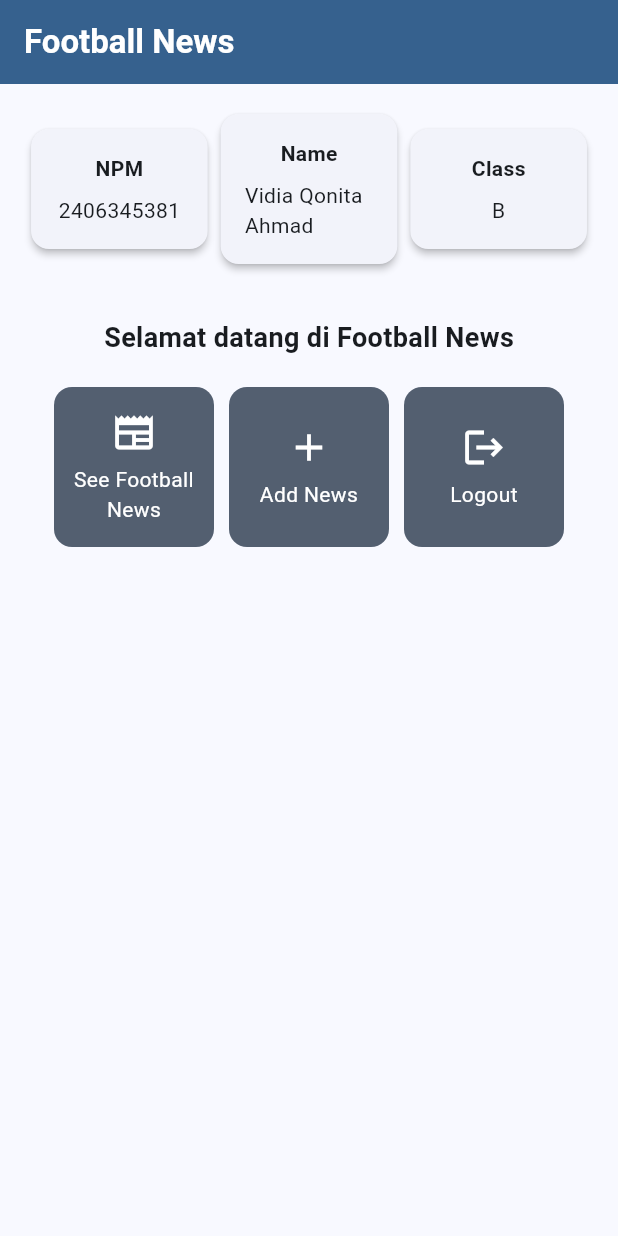
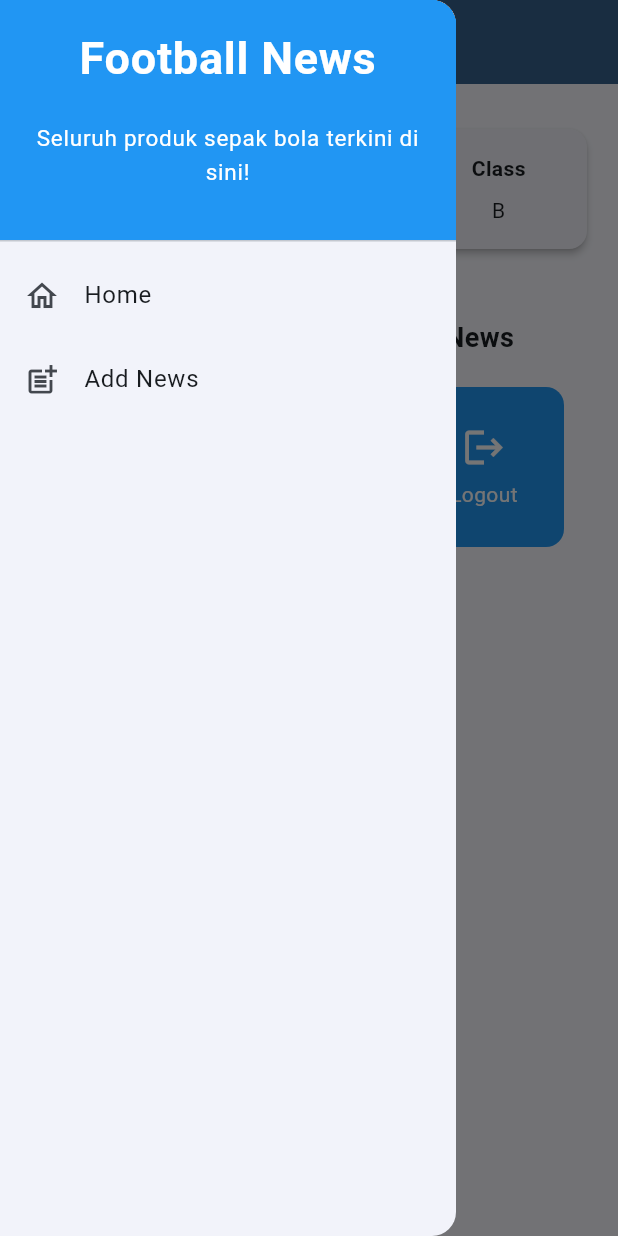
Before and after one commit to vidiaqonita/football-news-mobile, a Flutter app: the screen it shows after launch, with the side drawer open (before the commit the screen has no drawer), on a phone screen of 412 x 824 dp. Run offline on Flutter 3.47's test engine with Material 3 defaults, Android fonts, the phone set to English and light mode, and no system bars.

Commit message:
tutorial 7

```diff
--- a/lib/main.dart
+++ b/lib/main.dart
@@ -1,5 +1,5 @@
 import 'package:flutter/material.dart';
-import 'package:football_news/menu.dart';
+import 'package:football_news/screens/menu.dart';
 void main() {
   runApp(const MyApp());
 }
--- a/lib/menu.dart
+++ b/lib/screens/menu.dart
@@ -1,10 +1,11 @@
 import 'package:flutter/material.dart';
-
+import 'package:football_news/widgets/left_drawer.dart';
+import 'package:football_news/widgets/news_card.dart';
 class ItemHomepage {
- final String name;
- final IconData icon;
-
- ItemHomepage(this.name, this.icon);
+  final String name;
+  final IconData icon;
+  final Color color;
+  ItemHomepage(this.name, this.icon, this.color);
 }
 
 class MyHomePage extends StatelessWidget {
@@ -15,9 +16,9 @@ class MyHomePage extends StatelessWidget {
   final String kelas = "B"; //kelas
 
   final List<ItemHomepage> items = [
-    ItemHomepage("See Football News", Icons.newspaper),
-    ItemHomepage("Add News", Icons.add),
-    ItemHomepage("Logout", Icons.logout),
+    ItemHomepage("See Football News", Icons.newspaper, Colors.blue),
+    ItemHomepage("My News", Icons.add, Colors.blue),
+    ItemHomepage("Logout", Icons.logout, Colors.blue),
   ];
   @override
     Widget build(BuildContext context) {
@@ -36,6 +37,7 @@ class MyHomePage extends StatelessWidget {
         // Warna latar belakang AppBar diambil dari skema warna tema aplikasi.
         backgroundColor: Theme.of(context).colorScheme.primary,
       ),
+      drawer: LeftDrawer(),
       // Body halaman dengan padding di sekelilingnya.
       body: Padding(
         padding: const EdgeInsets.all(16.0),
@@ -99,60 +101,6 @@ class MyHomePage extends StatelessWidget {
   }
 }
 
-class ItemCard extends StatelessWidget {
-  // Menampilkan kartu dengan ikon dan nama.
-
-  final ItemHomepage item;
-
-  const ItemCard(this.item, {super.key});
-
-  @override
-  Widget build(BuildContext context) {
-    return Material(
-      // Menentukan warna latar belakang dari tema aplikasi.
-      color: Theme.of(context).colorScheme.secondary,
-      // Membuat sudut kartu melengkung.
-      borderRadius: BorderRadius.circular(12),
-
-      child: InkWell(
-        // Aksi ketika kartu ditekan.
-        onTap: () {
-          // Menampilkan pesan SnackBar saat kartu ditekan.
-          ScaffoldMessenger.of(context)
-            ..hideCurrentSnackBar()
-            ..showSnackBar(
-              SnackBar(content: Text("Kamu telah menekan tombol ${item.name}!"))
-            );
-        },
-        // Container untuk menyimpan Icon dan Text
-        child: Container(
-          padding: const EdgeInsets.all(8),
-          child: Center(
-            child: Column(
-              // Menyusun ikon dan teks di tengah kartu.
-              mainAxisAlignment: MainAxisAlignment.center,
-              children: [
-                Icon(
-                  item.icon,
-                  color: Colors.white,
-                  size: 30.0,
-                ),
-                const Padding(padding: EdgeInsets.all(3)),
-                Text(
-                  item.name,
-                  textAlign: TextAlign.center,
-                  style: const TextStyle(color: Colors.white),
-                ),
-              ],
-            ),
-          ),
-        ),
-      ),
-    );
-  }
-
-}
-
 class InfoCard extends StatelessWidget {
   // Kartu informasi yang menampilkan title dan content.
 
--- /dev/null
+++ b/lib/widgets/left_drawer.dart
@@ -0,0 +1,75 @@
+import 'package:flutter/material.dart';
+import 'package:football_news/screens/menu.dart';
+import 'package:football_news/screens/newslist_form.dart';
+class LeftDrawer extends StatelessWidget {
+  const LeftDrawer({super.key});
+
+  @override
+  Widget build(BuildContext context) {
+    return Drawer(
+      child: ListView(
+        children: [
+          const DrawerHeader(
+            decoration: BoxDecoration(
+              color: Colors.blue,
+            ),
+            child: Column(
+              children: [
+                Text(
+                  'Football News',
+                  textAlign: TextAlign.center,
+                  style: TextStyle(
+                    fontSize: 30,
+                    fontWeight: FontWeight.bold,
+                    color: Colors.white,
+                  ),
+                ),
+                Padding(padding: EdgeInsets.all(10)),
+                Text(
+                  "Seluruh produk sepak bola terkini di sini!",
+                    // TODO: Tambahkan gaya teks dengan center alignment, font ukuran 15, warna putih, dan weight biasa
+                  textAlign: TextAlign.center,
+                  style: TextStyle(
+                    fontSize: 15,
+                    fontWeight: FontWeight.normal,
+                    color: Colors.white,
+                  ),
+                ),
+              ],
+            ),
+          ),
+          // TODO: Bagian routing
+          ListTile(
+            leading: const Icon(Icons.home_outlined),
+            title: const Text('Home'),
+            // Bagian redirection ke MyHomePage
+            onTap: () {
+              Navigator.pushReplacement(
+                  context,
+                  MaterialPageRoute(
+                    builder: (context) => MyHomePage(),
+                  ));
+            },
+          ),
+          ListTile(
+            leading: const Icon(Icons.post_add),
+            title: const Text('Add News'),
+            // Bagian redirection ke NewsFormPage
+            onTap: () {
+              /*
+              TODO: Buatlah routing ke NewsFormPage di sini,
+              setelah halaman NewsFormPage sudah dibuat.
+              */
+              Navigator.push(
+                context,
+                MaterialPageRoute(
+                  builder: (context) => NewsFormPage(),
+                )
+              );
+            },
+          ),
+        ],
+      ),
+    );
+  }
+}
--- /dev/null
+++ b/lib/widgets/news_card.dart
@@ -0,0 +1,65 @@
+import 'package:flutter/material.dart';
+import 'package:football_news/screens/menu.dart';
+import 'package:football_news/screens/newslist_form.dart';
+class ItemCard extends StatelessWidget {
+  // Menampilkan kartu dengan ikon dan nama.
+
+  final ItemHomepage item;
+
+  const ItemCard(this.item, {super.key});
+
+  @override
+  Widget build(BuildContext context) {
+    return Material(
+      // Menentukan warna latar belakang dari tema aplikasi.
+      color: item.color,
+      // Membuat sudut kartu melengkung.
+      borderRadius: BorderRadius.circular(12),
+
+      child: InkWell(
+        // Aksi ketika kartu ditekan.
+        onTap: () {
+          // Menampilkan pesan SnackBar saat kartu ditekan.
+          ScaffoldMessenger.of(context)
+            ..hideCurrentSnackBar()
+            ..showSnackBar(
+              SnackBar(content: Text("Kamu telah menekan tombol ${item.name}!")));
+          // Navigate ke route yang sesuai (tergantung jenis tombol)
+          if (item.name == "Add News") {
+            // TODO: Gunakan Navigator.push untuk melakukan navigasi ke MaterialPageRoute yang mencakup NewsFormPage.
+            Navigator.push(
+              context,
+              MaterialPageRoute(
+                builder: (context) => NewsFormPage(),
+              )
+            );
+          }
+        },
+        // Container untuk menyimpan Icon dan Text
+        child: Container(
+          padding: const EdgeInsets.all(8),
+          child: Center(
+            child: Column(
+              // Menyusun ikon dan teks di tengah kartu.
+              mainAxisAlignment: MainAxisAlignment.center,
+              children: [
+                Icon(
+                  item.icon,
+                  color: Colors.white,
+                  size: 30.0,
+                ),
+                const Padding(padding: EdgeInsets.all(3)),
+                Text(
+                  item.name,
+                  textAlign: TextAlign.center,
+                  style: const TextStyle(color: Colors.white),
+                ),
+              ],
+            ),
+          ),
+        ),
+      ),
+    );
+  }
+
+}
```
Also changed, not shown: lib/screens/newslist_form.dart (added, +231 -0 lines).
